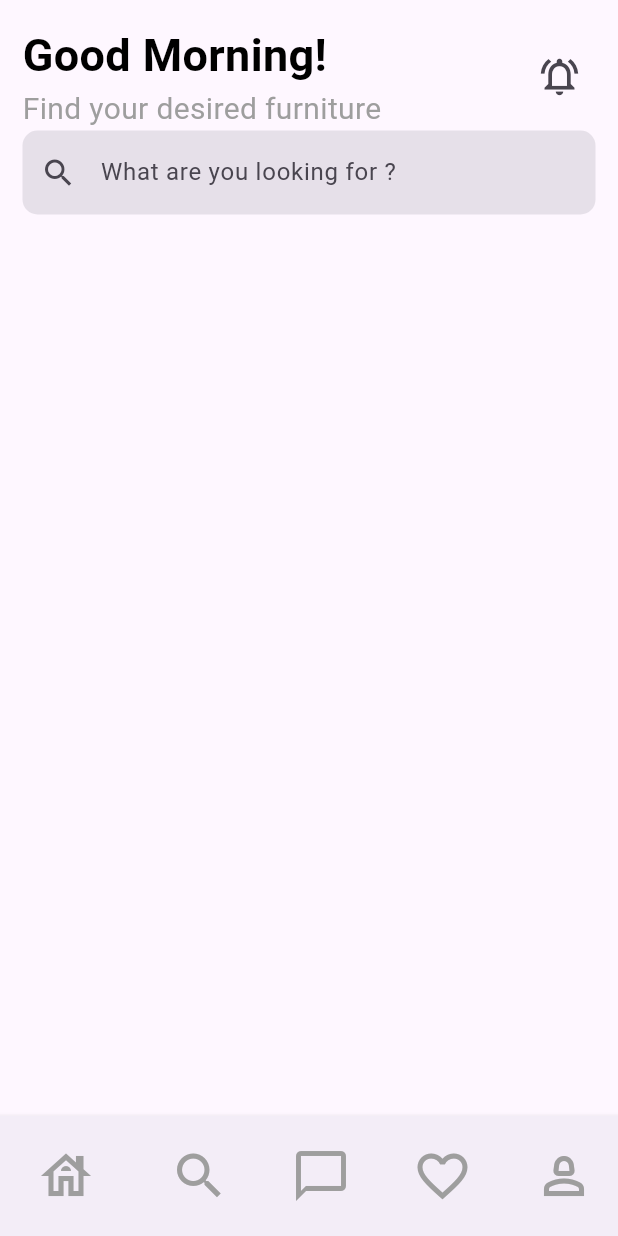
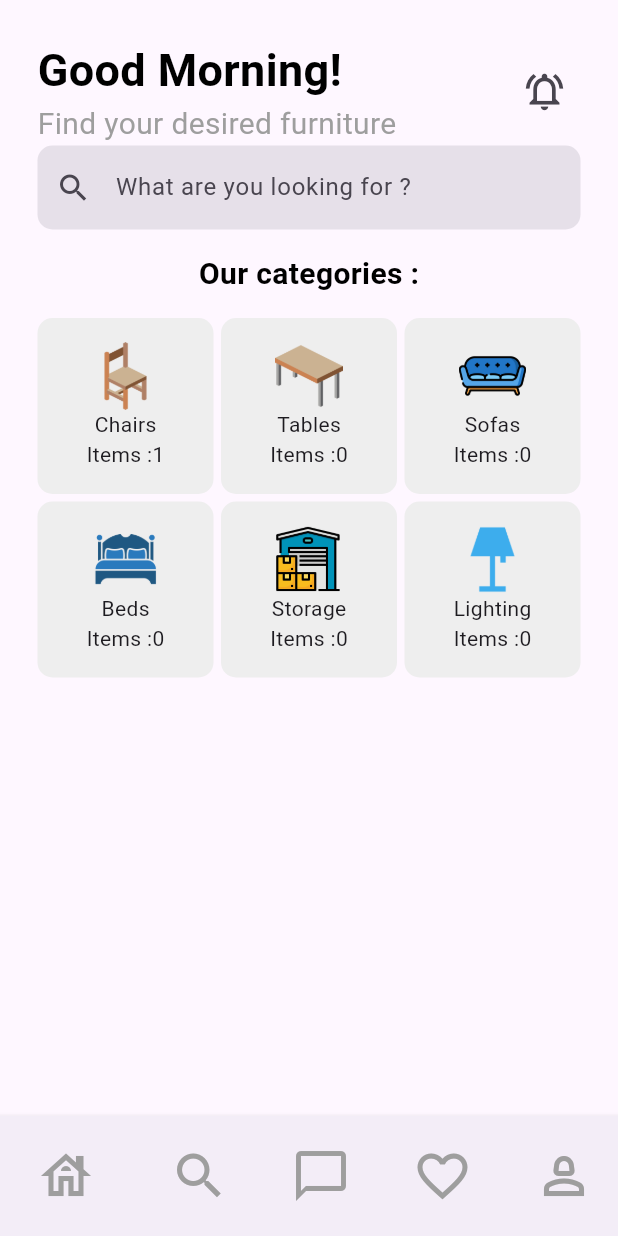
Before and after one commit to firass-a/furniture-, a Flutter app: the BuyerHomePage screen opened directly, on a phone screen of 412 x 824 dp. Run offline on Flutter 3.47's test engine with Material 3 defaults, Android fonts, the phone set to English and light mode, and no system bars; our stand-ins replace flutter_riverpod, smooth_page_indicator.

Commit message:
adding buyer home page

```diff
--- a/meublili/lib/main.dart
+++ b/meublili/lib/main.dart
@@ -1,9 +1,9 @@
 import 'package:flutter/material.dart';
+import 'package:flutter_riverpod/flutter_riverpod.dart';
 import 'package:meublili/view/home.dart';
 
-
 void main() {
-  runApp(const MyApp());
+  runApp(ProviderScope(child: MyApp()));
 }
 
 class MyApp extends StatelessWidget {
@@ -12,6 +12,6 @@ class MyApp extends StatelessWidget {
   // This widget is the root of your application.
   @override
   Widget build(BuildContext context) {
-    return MaterialApp(home: Home());
+    return MaterialApp(home: Home(), debugShowCheckedModeBanner: false);
   }
 }
--- a/meublili/lib/model/categories.dart
+++ b/meublili/lib/model/categories.dart
@@ -1,11 +1,18 @@
+import 'package:flutter/material.dart';
 import 'package:meublili/model/items.dart';
 
 class Category {
+  String? _categoImg;
   late String _name;
   late List<Items> _items;
 
-  Category(String name, List<Items> items) {
+  Category(String im, String name, List<Items> items) {
     _name = name;
     _items = items;
+    _categoImg = im ;
   }
+
+  String get ctgName => _name;
+  List<Items> get itemsList => _items;
+  String? get categoImg => _categoImg;
 }
--- a/meublili/lib/model/items.dart
+++ b/meublili/lib/model/items.dart
@@ -1,8 +1,7 @@
-import 'dart:ffi';
 
 class Items {
   String? _itemName;
-  Float? _itemPrice;
+  double? _itemPrice;
   String? _itemDescription;
 
   Items(this._itemName, this._itemPrice, this._itemDescription);
@@ -18,7 +17,7 @@ class Items {
     _itemName = name;
   }
 
-  void setPrice(Float price) {
+  void setPrice(double price) {
     _itemPrice = price;
   }
 
--- /dev/null
+++ b/meublili/lib/providers/categoriesprovider.dart
@@ -0,0 +1,20 @@
+// ignore: non_constant_identifier_names
+
+import 'package:flutter_riverpod/flutter_riverpod.dart';
+import 'package:meublili/model/categories.dart';
+import 'package:meublili/model/items.dart';
+
+List<Category> catgories = [
+  Category('assets/chair.png', "Chairs", [
+    Items("_itemName", 10.0, "_itemDescription"),
+  ]),
+  Category('assets/table.png', "Tables", []),
+  Category('assets/seater-sofa.png', "Sofas", []),
+  Category('assets/bed.png', "Beds", []),
+  Category('assets/warehouse.png', "Storage", []),
+  Category('assets/lamp.png', "Lighting", []),
+];
+
+final categoriesProvider = Provider((ref) {
+  return catgories;
+});
--- a/meublili/lib/view/buyerhomepage.dart
+++ b/meublili/lib/view/buyerhomepage.dart
@@ -1,11 +1,14 @@
 import 'package:flutter/material.dart';
+import 'package:flutter_riverpod/flutter_riverpod.dart';
+import 'package:meublili/providers/categoriesprovider.dart';
 import 'package:meublili/widgets/btbar.dart';
 
-class BuyerHomePage extends StatelessWidget {
+class BuyerHomePage extends ConsumerWidget {
   const BuyerHomePage({super.key});
 
   @override
-  Widget build(BuildContext context) {
+  Widget build(BuildContext context, WidgetRef ref) {
+    final categories = ref.watch(categoriesProvider);
     return SafeArea(
       child: Scaffold(
         bottomNavigationBar: BottomAppBar(
@@ -14,7 +17,7 @@ class BuyerHomePage extends StatelessWidget {
         ),
 
         body: Padding(
-          padding: const EdgeInsets.all(15.0),
+          padding: const EdgeInsets.all(25.0),
           child: Column(
             children: [
               Row(
@@ -55,7 +58,47 @@ class BuyerHomePage extends StatelessWidget {
                 ),
               ),
               SizedBox(height: 15),
+              Text(
+                "Our categories :",
+                style: TextStyle(
+                  fontSize: 20,
+                  fontWeight: FontWeight.bold,
+                  color: Colors.black,
+                ),
+              ),
+              SizedBox(height: 15),
+              Expanded(
+                child: GridView.builder(
+                  gridDelegate: SliverGridDelegateWithFixedCrossAxisCount(
+                    crossAxisCount: 3,
+                    crossAxisSpacing: 5,
+                    mainAxisSpacing: 5,
+                  ),
+                  itemCount: categories.length,
+                  itemBuilder: (context, index) {
+                    final ctg = categories[index];
 
+                    return Container(
+                      height: 100,
+                      width: 100,
+                      decoration: BoxDecoration(
+                        color: Colors.grey[200],
+                        borderRadius: BorderRadius.circular(10),
+                      ),
+                      child: Center(
+                        child: Column(
+                          mainAxisAlignment: MainAxisAlignment.center,
+                          children: [
+                            Image.asset(ctg.categoImg!, height: 45, width: 45),
+                            Text(ctg.ctgName),
+                            Text("Items :${ctg.itemsList.length}"),
+                          ],
+                        ),
+                      ),
+                    );
+                  },
+                ),
+              ),
             ],
           ),
         ),
```
Also changed, not shown: meublili/pubspec.yaml (+8 -2 lines), meublili/assets/bed.png (added), meublili/assets/chair.png (added), meublili/assets/lamp.png (added), meublili/assets/seater-sofa.png (added), meublili/assets/table.png (added), meublili/assets/warehouse.png (added), meublili/lib/providers/itemsprovider.dart (added), meublili/pubspec.lock.
